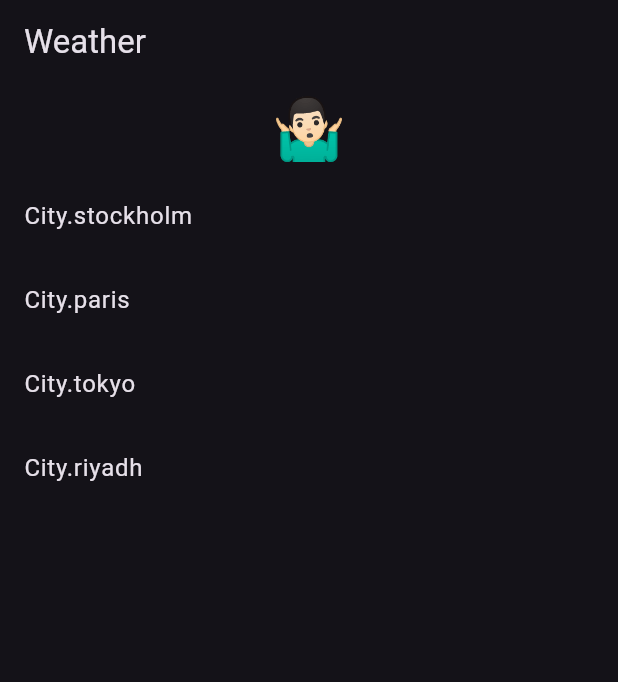
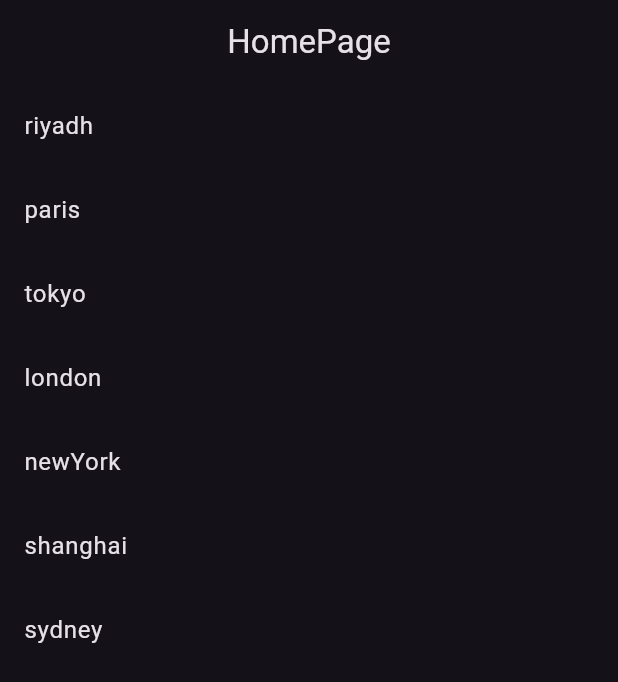
Before and after one commit to devhasanalhamed/riverpod_beginner_to_advanced, a Flutter app: the screen it shows after launch, on a phone screen of 412 x 824 dp. Shown: the top 682 px of the screen. Run offline on Flutter 3.47's test engine with Material 3 defaults, Android fonts, the phone set to English and light mode, and no system bars; our stand-ins replace hooks_riverpod.

Commit message:
Update main.dart

```diff
--- a/lib/main.dart
+++ b/lib/main.dart
@@ -1,3 +1,108 @@
+import 'package:flutter/material.dart';
+import 'package:hooks_riverpod/hooks_riverpod.dart';
+
+void main() {
+  runApp(
+    const ProviderScope(
+      child: App(),
+    ),
+  );
+}
+
+class App extends StatelessWidget {
+  const App({super.key});
+
+  @override
+  Widget build(BuildContext context) {
+    return MaterialApp(
+      title: 'Flutter Application',
+      darkTheme: ThemeData.dark(),
+      theme: ThemeData(
+        colorScheme: ColorScheme.fromSeed(seedColor: Colors.deepPurple),
+        useMaterial3: true,
+      ),
+      themeMode: ThemeMode.dark,
+      home: const HomePage(),
+    );
+  }
+}
+
+enum City {
+  riyadh,
+  paris,
+  tokyo,
+  london,
+  newYork,
+  shanghai,
+  sydney,
+}
+
+final cityProvider = StateProvider<City?>(
+  (ref) => null,
+);
+
+typedef WeatherEmoji = String;
+
+Future<WeatherEmoji> getCity(City? city) {
+  return Future.delayed(const Duration(seconds: 1), () {
+    return {
+      City.riyadh: '☀️',
+      City.paris: '☁️',
+      City.tokyo: '🌦️',
+      City.london: '🌧️',
+      City.newYork: '🌩️',
+      City.shanghai: '☀️',
+      City.sydney: '🌨️',
+    }[city]!;
+  });
+}
+
+const unknownWeather = "🐦";
+
+final weatherProvider = FutureProvider<WeatherEmoji>(
+  (ref) {
+    final city = ref.watch(cityProvider);
+    if (city != null) {
+      return getCity(city);
+    } else {
+      return unknownWeather;
+    }
+  },
+);
+
+class HomePage extends ConsumerWidget {
+  const HomePage({super.key});
+
+  @override
+  Widget build(BuildContext context, WidgetRef ref) {
+    final currentWeather = ref.watch(weatherProvider);
+    return Scaffold(
+      appBar: AppBar(
+        title: const Text('HomePage'),
+        centerTitle: true,
+      ),
+      body: Column(
+        children: [
+          Expanded(
+              child: ListView.builder(
+            itemCount: City.values.length,
+            itemBuilder: (context, index) {
+              final city = City.values[index];
+              final isSelected = ref.watch(cityProvider.notifier).state == city;
+              return ListTile(
+                title: Text(city.name),
+                trailing: isSelected ? const Icon(Icons.check) : null,
+                onTap: () => ref.read(cityProvider.notifier).state = city,
+              );
+            },
+          )),
+        ],
+      ),
+    );
+  }
+}
+
+/*
 import 'package:flutter/material.dart';
 import 'package:hooks_riverpod/hooks_riverpod.dart';
 
@@ -40,7 +145,7 @@ typedef WeatherEmoji = String;
 Future<WeatherEmoji> getWeather(City city) async {
   return Future.delayed(
     const Duration(seconds: 1),
-    () => {
+        () => {
       City.stockholm: '❄️',
       City.paris: '⛈️',
       City.tokyo: '💨',
@@ -48,16 +153,21 @@ Future<WeatherEmoji> getWeather(City city) async {
   );
 }
 
-// UI writes to this adn reads from this
+/*
+this provider value can't be changed
+final myProvider = Provider((_) => "Hello World!");
+*/
+
+// this provider value can be changed, and the UI will read, write to it
 final currentCityProvider = StateProvider<City?>(
-  (ref) => null,
+      (ref) => null,
 );
 
 const unknownWeatherEmoji = '🤷🏻‍♂️';
 
-// UI reads this
+// UI will read from this
 final weatherProvider = FutureProvider<WeatherEmoji>(
-  (ref) {
+      (ref) {
     final city = ref.watch(currentCityProvider);
     if (city != null) {
       return getWeather(city);
@@ -113,7 +223,7 @@ class HomePage extends ConsumerWidget {
                 final isSelected = city == ref.watch(currentCityProvider);
                 return ListTile(
                   onTap: () =>
-                      ref.read(currentCityProvider.notifier).state = city,
+                  ref.read(currentCityProvider.notifier).state = city,
                   title: Text(
                     city.toString(),
                   ),
@@ -127,3 +237,5 @@ class HomePage extends ConsumerWidget {
     );
   }
 }
+
+*/
```
